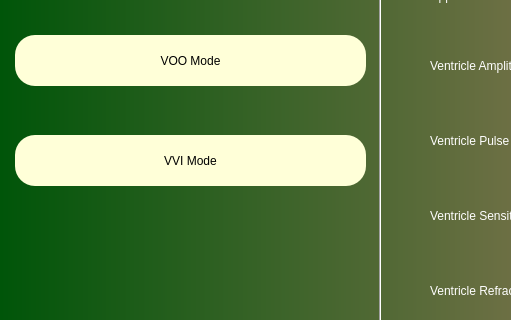
The window that DCM/interface/vvi_mode.ui (patrickkosierb/3K04_DCM) describes before a commit, drawn with Qt 5; both pictures show x 0 to 511 and y 305 to 625 of the 1200 by 800 pixel window.
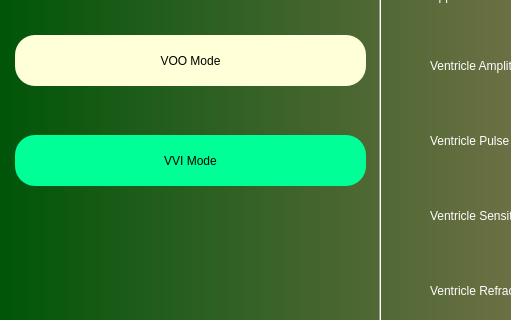
The same window after the commit.

```diff
--- a/DCM/interface/vvi_mode.ui
+++ b/DCM/interface/vvi_mode.ui
@@ -589,7 +589,7 @@
     <property name="styleSheet">
      <string notr="true">border-radius: 20px;
 color: rgb(0,0,0);
-background-color: rgb(255, 255, 216);
+background-color: rgb(0, 255, 150);
 font: 12pt &quot;Arial&quot;;</string>
     </property>
     <property name="text">
```
